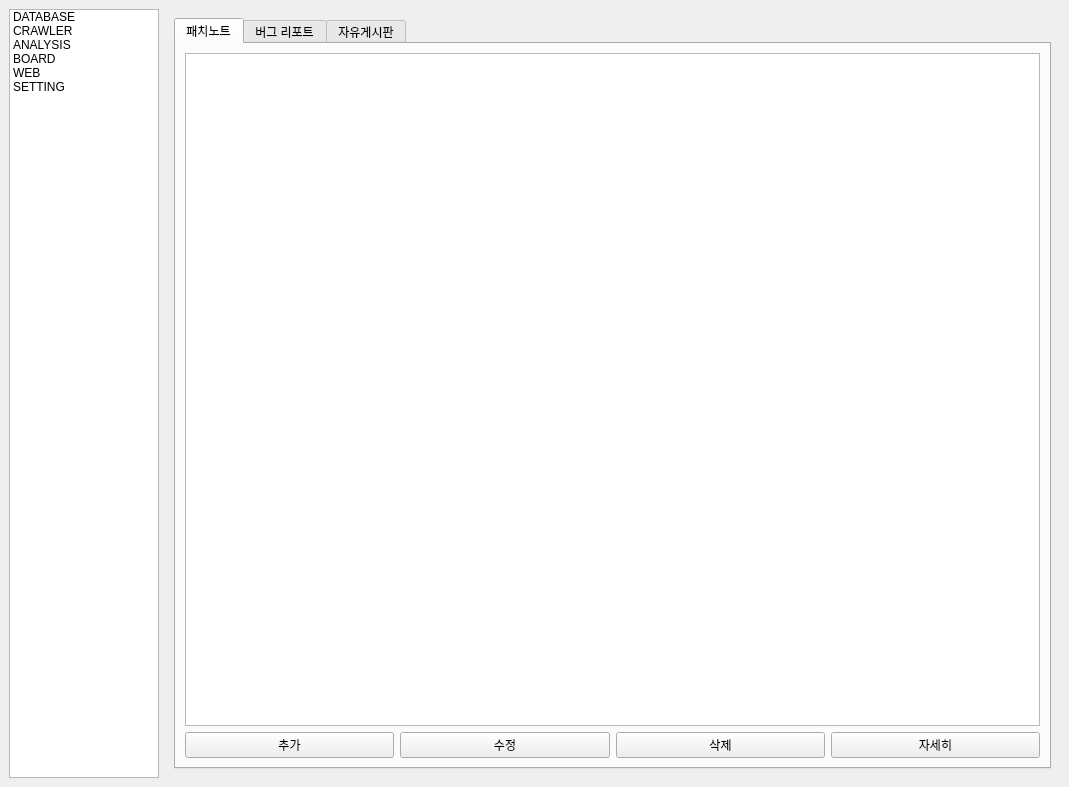
Old version of the form manager/app/assets/gui.ui in the repository yojun313/knpu.
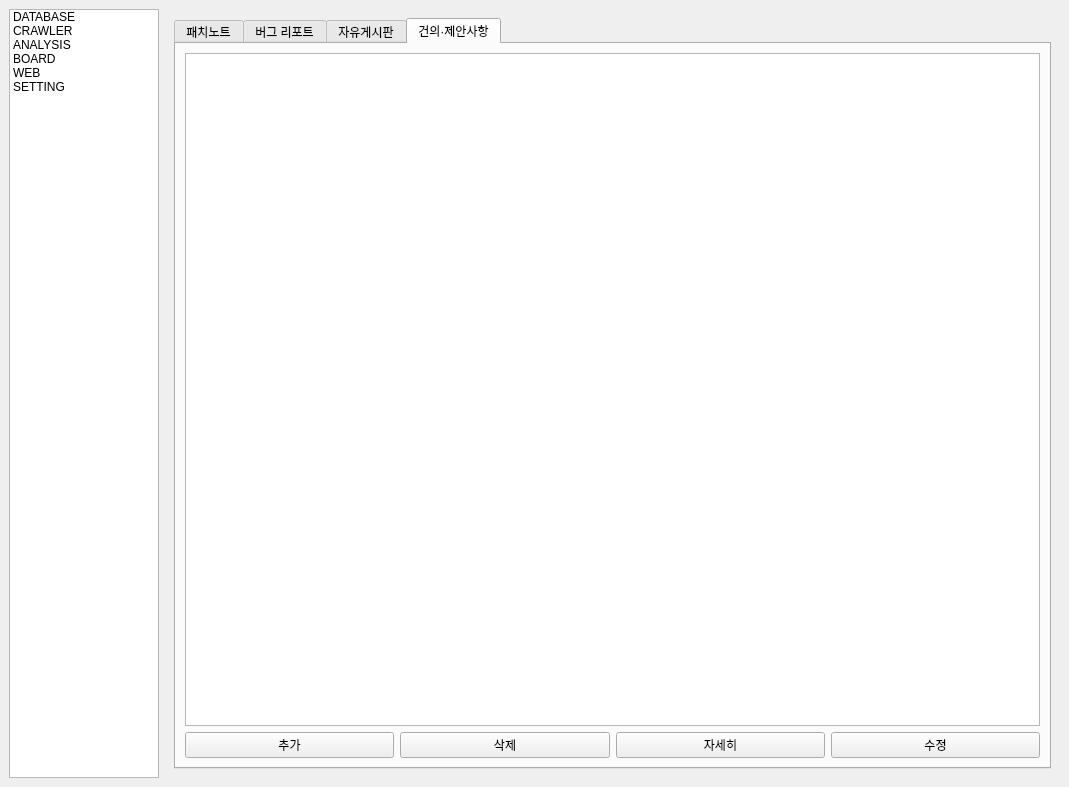
New version of the form. The open tabs and pages were chosen to show the change.

Commit message: Add graph word picker UI and board suggestion management

Patch:
```diff
--- a/manager/app/assets/gui.ui
+++ b/manager/app/assets/gui.ui
@@ -387,6 +387,48 @@
             </item>
            </layout>
           </widget>
+          <widget class="QWidget" name="tab_suggestion">
+           <attribute name="title">
+            <string>건의·제안사항</string>
+           </attribute>
+           <layout class="QVBoxLayout" name="verticalLayout_tab_suggestion">
+            <item>
+             <widget class="QTableWidget" name="board_suggestion_tableWidget"/>
+            </item>
+            <item>
+             <layout class="QHBoxLayout" name="horizontalLayout_suggestion">
+              <item>
+               <widget class="QPushButton" name="board_addsuggestion_button">
+                <property name="text">
+                 <string>추가</string>
+                </property>
+               </widget>
+              </item>
+              <item>
+               <widget class="QPushButton" name="board_deletesuggestion_button">
+                <property name="text">
+                 <string>삭제</string>
+                </property>
+               </widget>
+              </item>
+              <item>
+               <widget class="QPushButton" name="board_detailsuggestion_button">
+                <property name="text">
+                 <string>자세히</string>
+                </property>
+               </widget>
+              </item>
+              <item>
+               <widget class="QPushButton" name="board_editsuggestion_button">
+                <property name="text">
+                 <string>수정</string>
+                </property>
+               </widget>
+              </item>
+             </layout>
+            </item>
+           </layout>
+          </widget>
          </widget>
         </item>
        </layout>
```
The commit also changes 24 other files.
